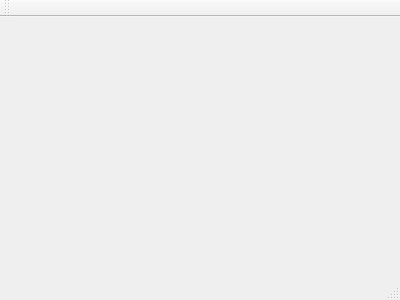
This is GPEditor/gpeditor.ui in DanielShi/GPEditor as Qt 5 draws it before an edit. The edited form follows.
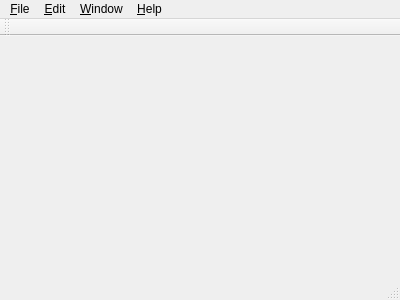
This is the edited form.

Commit message: add &File menu and add slots for new project, open project, close project, save project

```diff
--- a/GPEditor/gpeditor.ui
+++ b/GPEditor/gpeditor.ui
@@ -23,6 +23,41 @@
      <height>25</height>
     </rect>
    </property>
+   <widget class="QMenu" name="menu_File">
+    <property name="title">
+     <string>&amp;File</string>
+    </property>
+    <addaction name="action_New_Project"/>
+    <addaction name="action_Open_Project"/>
+    <addaction name="action_Close_Project"/>
+    <addaction name="action_Save_Project"/>
+    <addaction name="separator"/>
+    <addaction name="action_New_Scene"/>
+    <addaction name="action_Open_Scene"/>
+    <addaction name="separator"/>
+    <addaction name="action_Setting"/>
+    <addaction name="separator"/>
+    <addaction name="action_Exit"/>
+   </widget>
+   <widget class="QMenu" name="menu_Edit">
+    <property name="title">
+     <string>&amp;Edit</string>
+    </property>
+   </widget>
+   <widget class="QMenu" name="menu_Window">
+    <property name="title">
+     <string>&amp;Window</string>
+    </property>
+   </widget>
+   <widget class="QMenu" name="menu_Help">
+    <property name="title">
+     <string>&amp;Help</string>
+    </property>
+   </widget>
+   <addaction name="menu_File"/>
+   <addaction name="menu_Edit"/>
+   <addaction name="menu_Window"/>
+   <addaction name="menu_Help"/>
   </widget>
   <widget class="QToolBar" name="mainToolBar">
    <attribute name="toolBarArea">
```
Left out of the diff: 129 changed lines with no effect on the pictures. The commit also changes 2 other files.
